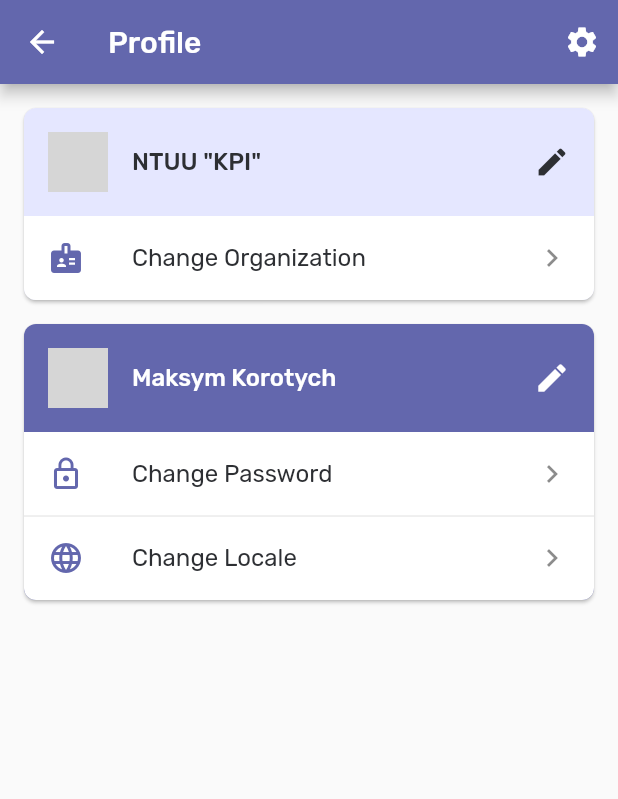
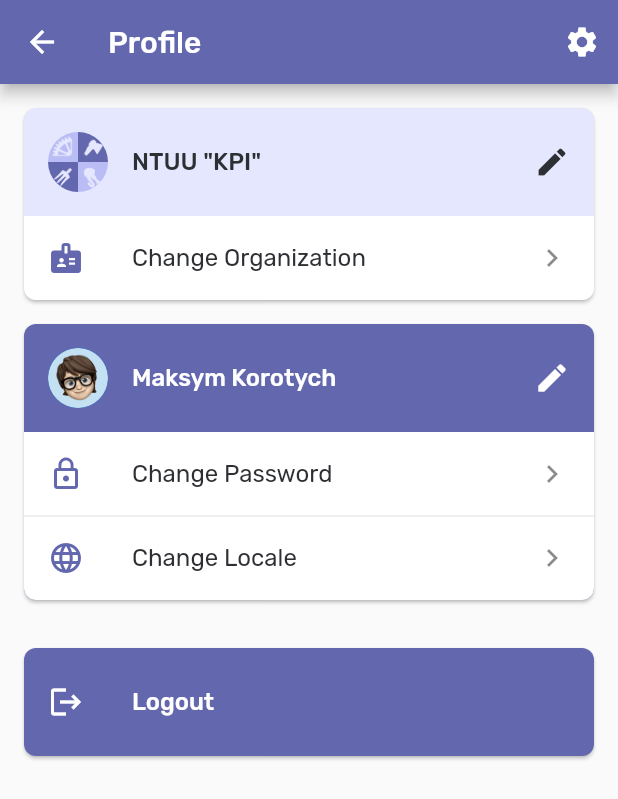
Before and after one commit to kormax/Oracle, a Flutter app: the ProfileScreen screen opened by its route, on a phone screen of 412 x 824 dp. Shown: the top 799 px of the screen. Run offline on Flutter 3.47's test engine with Material 2 defaults, Android fonts, the phone set to English and light mode, and no system bars; our stand-ins replace fl_chart, flutter_svg; accounts and stored records are empty; network calls fail; grey boxes are pictures that could not be loaded.

Commit message:
Added logout

```diff
--- a/lib/screens/profile.dart
+++ b/lib/screens/profile.dart
@@ -8,10 +8,8 @@ class ProfileScreen extends StatefulWidget {
 }
 
 class _ProfileScreenState extends State<ProfileScreen> {
-
-
   @override
-  void initState(){
+  void initState() {
     super.initState();
   }
 
@@ -24,15 +22,12 @@ class _ProfileScreenState extends State<ProfileScreen> {
   Widget build(BuildContext context) {
     return Scaffold(
         appBar: AppBar(
-        title: Text(
-          "Profile"
-        ),
+          title: Text("Profile"),
           actions: <Widget>[
             IconButton(
               icon: const Icon(Icons.settings),
               tooltip: 'Settings',
-              onPressed: () =>
-                  Navigator.of(context).pushNamed("/settings"),
+              onPressed: () => Navigator.of(context).pushNamed("/settings"),
             ),
           ],
         ),
@@ -48,7 +43,7 @@ class _ProfileScreenState extends State<ProfileScreen> {
                 child: Column(children: [
                   Container(
                     padding: EdgeInsets.symmetric(vertical: 8),
-                    child:ListTile(
+                    child: ListTile(
                       onTap: () {},
                       title: Text(
                         "NTUU \"KPI\"",
@@ -59,7 +54,8 @@ class _ProfileScreenState extends State<ProfileScreen> {
                       ),
                       leading: CircleAvatar(
                           backgroundColor: Colors.transparent,
-                          backgroundImage: AssetImage("organisation_profile_picture.png")//NetworkImage(avatars[0]),
+                          backgroundImage: AssetImage(
+                              "assets/organisation_profile_picture.png") //NetworkImage(avatars[0]),
                           ),
                       trailing: Icon(
                         Icons.edit,
@@ -70,7 +66,9 @@ class _ProfileScreenState extends State<ProfileScreen> {
                   Container(
                     decoration: BoxDecoration(
                       color: Colors_.grayscaleWhite,
-                      borderRadius: BorderRadius.only(bottomLeft: Radius.circular(8),bottomRight: Radius.circular(8) ),
+                      borderRadius: BorderRadius.only(
+                          bottomLeft: Radius.circular(8),
+                          bottomRight: Radius.circular(8)),
                     ),
                     child: Column(
                       children: <Widget>[
@@ -85,20 +83,18 @@ class _ProfileScreenState extends State<ProfileScreen> {
                         ),
                       ],
                     ),
-                  )]
                   )
-            ),
+                ])),
             Card(
                 margin: EdgeInsets.all(16),
                 elevation: 1.0,
                 shape: RoundedRectangleBorder(
                     borderRadius: BorderRadius.all(Radius.circular(8))),
-
                 color: Colors_.primary,
                 child: Column(children: [
                   Container(
                     padding: EdgeInsets.symmetric(vertical: 8),
-                child:ListTile(
+                    child: ListTile(
                       onTap: () {},
                       title: Text(
                         "Maksym Korotych",
@@ -108,7 +104,8 @@ class _ProfileScreenState extends State<ProfileScreen> {
                         ),
                       ),
                       leading: CircleAvatar(
-                      backgroundImage: AssetImage("user_profile_picture.png")//NetworkImage(avatars[0]),
+                          backgroundImage: AssetImage(
+                              "assets/user_profile_picture.png") //NetworkImage(avatars[0]),
                           ),
                       trailing: Icon(
                         Icons.edit,
@@ -119,7 +116,9 @@ class _ProfileScreenState extends State<ProfileScreen> {
                   Container(
                     decoration: BoxDecoration(
                       color: Colors_.grayscaleWhite,
-                    borderRadius: BorderRadius.only(bottomLeft: Radius.circular(8),bottomRight: Radius.circular(8) ),
+                      borderRadius: BorderRadius.only(
+                          bottomLeft: Radius.circular(8),
+                          bottomRight: Radius.circular(8)),
                     ),
                     child: Column(
                       children: <Widget>[
@@ -132,7 +131,9 @@ class _ProfileScreenState extends State<ProfileScreen> {
                           trailing: Icon(Icons.keyboard_arrow_right),
                           onTap: () {},
                         ),
-                      Divider(height: 0,),
+                        Divider(
+                          height: 0,
+                        ),
                         ListTile(
                           leading: Icon(
                             Icons.language,
@@ -142,17 +143,42 @@ class _ProfileScreenState extends State<ProfileScreen> {
                           trailing: Icon(Icons.keyboard_arrow_right),
                           onTap: () {},
                         ),
-
                       ],
                     ),
-              )]
                   )
+                ])),
+            Card(
+                margin: EdgeInsets.all(16),
+                elevation: 1.0,
+                shape: RoundedRectangleBorder(
+                    borderRadius: BorderRadius.all(Radius.circular(8))),
+                color: Colors_.primary,
+                child: Container(
+                    child: Column(
+                  children: [
+                    Container(
+                      padding: EdgeInsets.symmetric(vertical: 8),
+                      child: ListTile(
+                          onTap: () {
+                            Navigator.popUntil(context, ModalRoute.withName('/main'));
+
+                            Navigator.popAndPushNamed(context, '/welcome');
+                          },
+                          title: Text(
+                            "Logout",
+                            style: TextStyle(
+                              color: Colors_.grayscaleWhite,
+                              fontWeight: FontWeight.w500,
                             ),
-
+                          ),
+                          leading: Icon(
+                            Icons.logout,
+                            color: Colors_.grayscaleWhite,
+                          )),
+                    ),
                   ],
-        )
-      )
-    );
+                ))),
+          ],
+        )));
   }
-
 }
```
Also changed, not shown: lib/screens/initial/login.dart (+10 -7 lines), lib/screens/initial/signup.dart (+30 -7 lines), lib/widgets/entry_field.dart (+24 -23 lines). Lines whose indentation alone changed are shown as unchanged.
